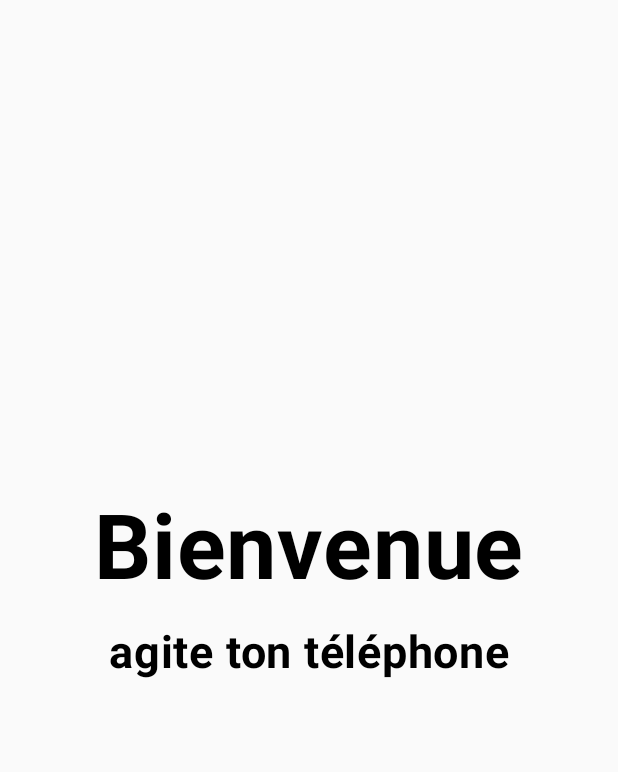
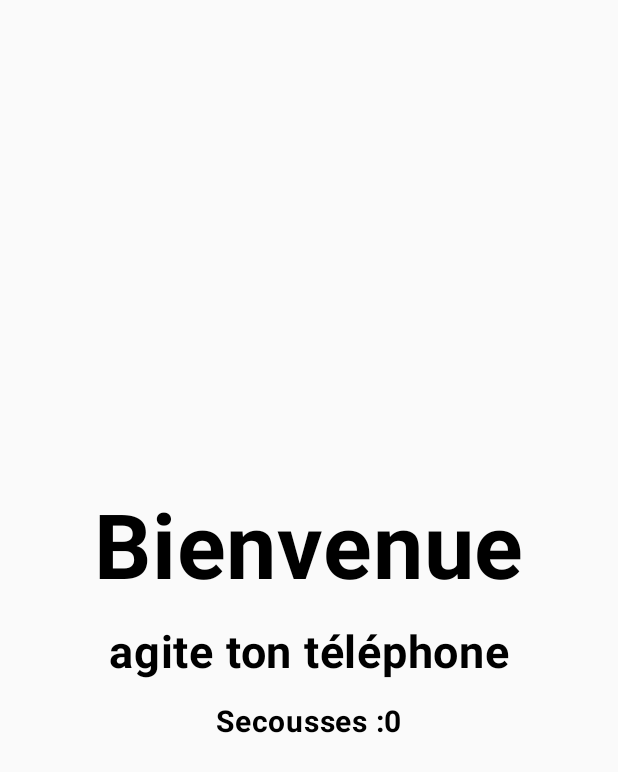
Before and after one commit to Nissyaniss/ShiFouDuBus_R4A11_Project, an Android app built with Jetpack Compose: the screen it shows after launch (MainActivity), after a tap on "Jouer", on a phone screen of 412 x 824 dp. Shown: the top 772 px of the screen. Run offline under Robolectric (Android 15) with nearby library versions, the phone set to English and light mode, and no system bars.

Commit message:
fin navigation et affichage nombre de secousses

```diff
--- a/app/src/main/java/org/nissya/shifoudubus/Game.kt
+++ /dev/null
@@ -1,70 +0,0 @@
-package org.nissya.shifoudubus
-
-import android.annotation.SuppressLint
-import android.content.Context.*
-import android.hardware.Sensor
-import android.hardware.SensorEvent
-import android.hardware.SensorEventListener
-import androidx.compose.foundation.layout.Arrangement
-import androidx.compose.foundation.layout.Column
-import androidx.compose.foundation.layout.Spacer
-import androidx.compose.foundation.layout.fillMaxSize
-import androidx.compose.foundation.layout.height
-import androidx.compose.foundation.layout.padding
-import androidx.compose.material3.Text
-import androidx.compose.runtime.Composable
-import androidx.compose.ui.Alignment
-import androidx.compose.ui.Modifier
-import androidx.compose.ui.text.font.FontWeight
-import androidx.compose.ui.unit.dp
-import androidx.compose.ui.unit.sp
-import androidx.core.app.ComponentActivity
-import androidx.navigation.NavController
-import java.util.logging.Logger
-
-class Game : SensorEventListener {
-    override fun onSensorChanged(event: SensorEvent) {
-        var Log = Logger.getLogger(MainActivity::class.java.name)
-        Log.warning("" + event.values)
-    }
-
-    override fun onAccuracyChanged(sensor: Sensor?, accuracy: Int) {
-        TODO("Not yet implemented")
-    }
-
-
-}
-
-
-@Composable
-fun Game(modifier: Modifier = Modifier, navController: NavController) {
-
-    Column(
-        modifier = modifier
-            .fillMaxSize()
-            .padding(32.dp),
-        horizontalAlignment = Alignment.CenterHorizontally,
-        verticalArrangement = Arrangement.Center
-    ) {
-
-        Text(
-            text = "Bienvenue",
-            fontSize = 60.sp,
-            fontWeight = FontWeight.Bold
-        )
-        Spacer(modifier = Modifier.height(16.dp))
-        Text(
-            text = "agite ton téléphone",
-            fontSize = 30.sp,
-            fontWeight = FontWeight.Bold
-        )
-        Spacer(modifier = Modifier.height(16.dp))
-        Text(
-            text = "",
-            fontSize = 30.sp,
-            fontWeight = FontWeight.Bold
-        )
-
-    }
-
-}
--- a/app/src/main/java/org/nissya/shifoudubus/MainActivity.kt
+++ b/app/src/main/java/org/nissya/shifoudubus/MainActivity.kt
@@ -1,43 +1,88 @@
 package org.nissya.shifoudubus
 
-import android.content.Intent
+import android.hardware.Sensor
+import android.hardware.SensorEvent
+import android.hardware.SensorEventListener
+import android.hardware.SensorManager
 import android.os.Bundle
 import androidx.activity.ComponentActivity
 import androidx.activity.compose.setContent
 import androidx.activity.enableEdgeToEdge
-import androidx.compose.foundation.layout.Arrangement
-import androidx.compose.foundation.layout.Column
-import androidx.compose.foundation.layout.fillMaxSize
-import androidx.compose.foundation.layout.padding
+import androidx.compose.foundation.layout.*
 import androidx.compose.material3.Button
 import androidx.compose.material3.Text
-import androidx.compose.runtime.Composable
+import androidx.compose.runtime.*
 import androidx.compose.ui.Alignment
 import androidx.compose.ui.Modifier
-import androidx.compose.ui.platform.LocalContext
 import androidx.compose.ui.res.stringResource
+import androidx.compose.ui.text.font.FontWeight
 import androidx.compose.ui.unit.dp
+import androidx.compose.ui.unit.sp
 import androidx.navigation.NavController
 import androidx.navigation.compose.NavHost
 import androidx.navigation.compose.composable
 import androidx.navigation.compose.rememberNavController
 import org.nissya.shifoudubus.ui.theme.ShiFouDuBusTheme
+import java.text.SimpleDateFormat
+import java.util.*
 
 class MainActivity : ComponentActivity() {
+    private lateinit var sensorManager: SensorManager
+    private var sensorEventListener: SensorEventListener? = null
+    private var lastShakeTime: Long = 0
+
     override fun onCreate(savedInstanceState: Bundle?) {
         super.onCreate(savedInstanceState)
         enableEdgeToEdge()
+
+        sensorManager = getSystemService(SENSOR_SERVICE) as SensorManager
+
         setContent {
             ShiFouDuBusTheme {
-                AppNavigation()
+                var shakeCount by remember { mutableStateOf(0) }
+
+
+                sensorEventListener = object : SensorEventListener {
+                    override fun onSensorChanged(event: SensorEvent) {
+                        val x = event.values[0]
+                        val y = event.values[1]
+                        val z = event.values[2]
+                        val acceleration = Math.sqrt((x * x + y * y + z * z).toDouble())
+
+                        val currentTime = System.currentTimeMillis()
+                        if (acceleration > 50 && currentTime - lastShakeTime > 300) {
+                            lastShakeTime = currentTime
+                            shakeCount += 1
+
+
+                        }
+                    }
+
+                    override fun onAccuracyChanged(sensor: Sensor?, accuracy: Int) {}
+                }
+
+                val accelerometer = sensorManager.getDefaultSensor(Sensor.TYPE_ACCELEROMETER)
+                if (accelerometer != null) {
+                    sensorManager.registerListener(
+                        sensorEventListener,
+                        accelerometer,
+                        SensorManager.SENSOR_DELAY_UI
+                    )
+                }
+
+                AppNavigation(shakeCount)
             }
         }
+    }
+
+    override fun onDestroy() {
+        super.onDestroy()
+        sensorManager.unregisterListener(sensorEventListener)
     }
 }
 
 @Composable
 fun Home(navController: NavController) {
-    val context = LocalContext.current
     Column(
         modifier = Modifier.fillMaxSize(),
         verticalArrangement = Arrangement.Center,
@@ -57,15 +102,39 @@ fun Home(navController: NavController) {
 }
 
 @Composable
-fun AppNavigation() {
+fun Game(navController: NavController, shakeDetected: Int) {
+    Column(
+        modifier = Modifier.fillMaxSize(),
+        verticalArrangement = Arrangement.Center,
+        horizontalAlignment = Alignment.CenterHorizontally
+    ) {
+        Text(
+            text = stringResource(R.string.welcome),
+            fontSize = 60.sp,
+            fontWeight = FontWeight.Bold
+        )
+        Spacer(modifier = Modifier.height(16.dp))
+        Text(
+            text = stringResource(R.string.shake_instruction),
+            fontSize = 30.sp,
+            fontWeight = FontWeight.Bold
+        )
+        Spacer(modifier = Modifier.height(16.dp))
+        Text(
+            text = stringResource(R.string.shake)  + shakeDetected,
+            fontSize = 20.sp,
+            fontWeight = FontWeight.Bold
+        )
+
+    }
+}
+
+@Composable
+fun AppNavigation(shakeDetected: Int) {
     val navController = rememberNavController()
 
     NavHost(navController = navController, startDestination = "home") {
-        composable("home") {
-            Home(navController = navController)
-        }
-        composable("game") {
-            Game(navController = navController)
-        }
+        composable("home") { Home(navController) }
+        composable("game") { Game(navController = navController, shakeDetected = shakeDetected) }
     }
 }
--- a/app/src/main/res/values/strings.xml
+++ b/app/src/main/res/values/strings.xml
@@ -3,4 +3,7 @@
     <string name="gameTitle">ShiFouDuBus</string>
     <string name="play">Jouer</string>
     <string name="title_activity_game">Game</string>
+    <string name="welcome">Bienvenue</string>
+    <string name="shake_instruction">agite ton téléphone</string>
+    <string name="shake">Secousses :</string>
 </resources>
```
